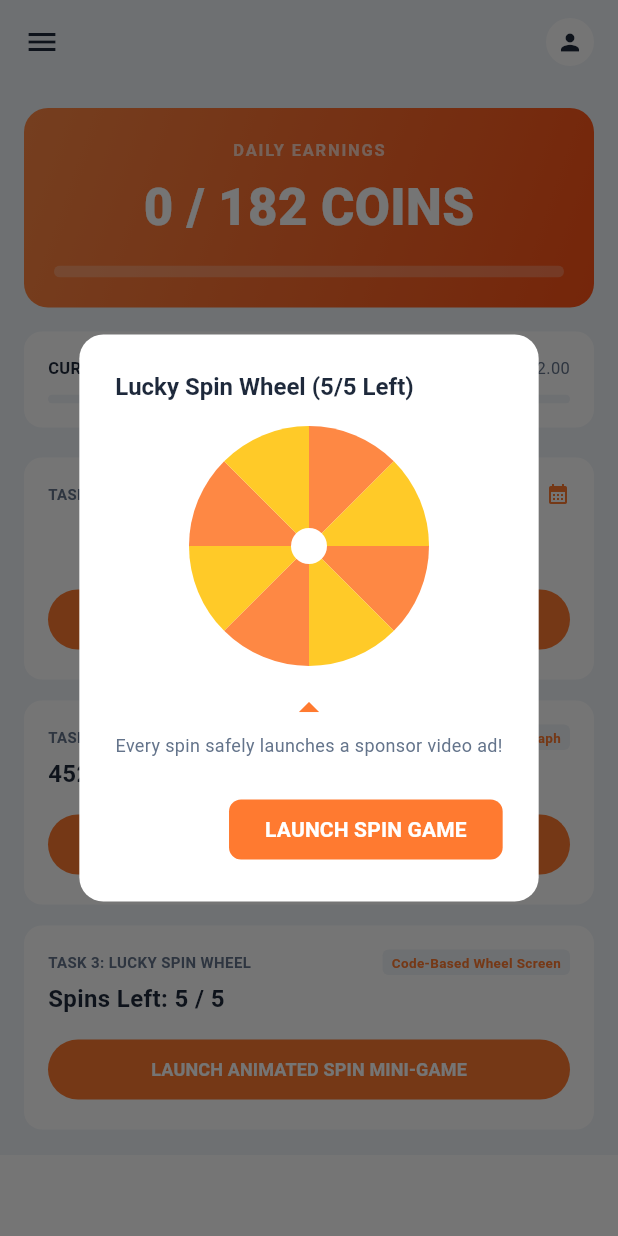
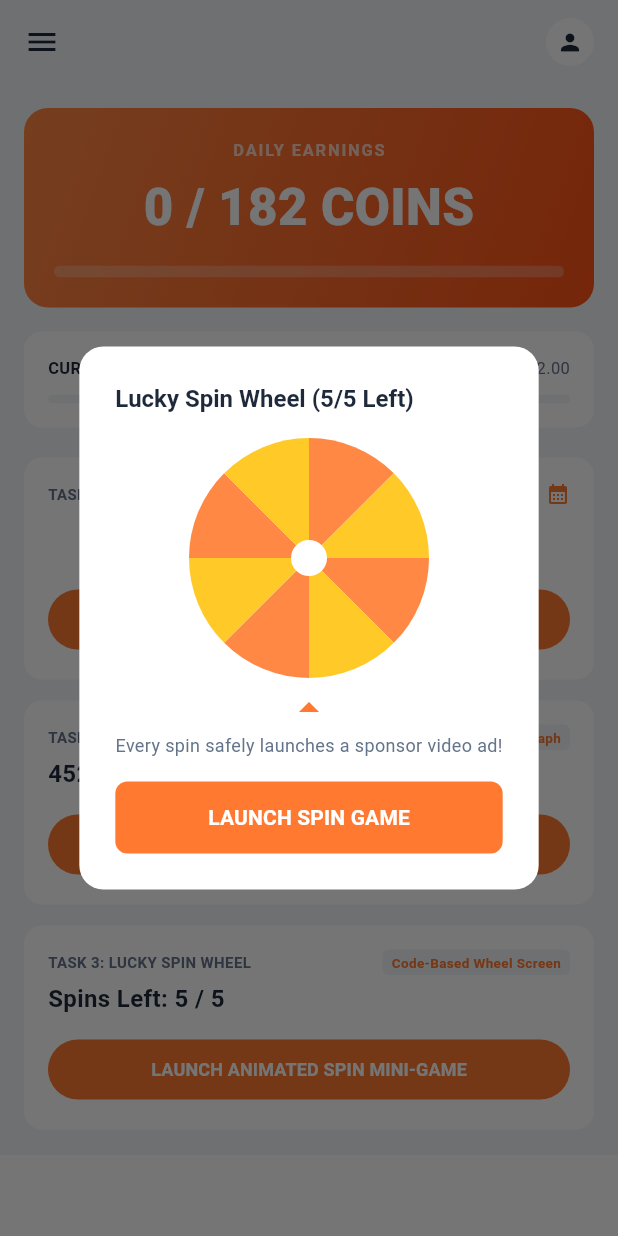
Before and after one commit to ambionvra21-ship-it/Cash_Paws, a Flutter app: the screen it shows after launch, after a tap on "LAUNCH ANIMATED SPIN MINI-GAME", on a phone screen of 412 x 824 dp. Run offline on Flutter 3.47's test engine with Material 3 defaults, Android fonts, the phone set to English and light mode, and no system bars; drawn by our look-alikes of google_mobile_ads; our stand-ins replace google_sign_in, pedometer, permission_handler, share_plus, shared_preferences, supabase_flutter; accounts and stored records are empty; network calls fail.

Commit message:
Refactor Lucky Spin Wheel dialog layout
Refactor the Lucky Spin Wheel dialog layout and button placement for improved functionality and UI consistency.

```diff
--- a/lib/screens/home_screen.dart
+++ b/lib/screens/home_screen.dart
@@ -157,7 +157,6 @@ class _HomeScreenState extends State<HomeScreen> with SingleTickerProviderStateM
                 ],
               ),
               const SizedBox(height: 20),
-              // Monitoring Graph Panel Widget Row
               Row(
                 mainAxisAlignment: MainAxisAlignment.spaceEvenly,
                 crossAxisAlignment: CrossAxisAlignment.end,
@@ -201,40 +200,42 @@ class _HomeScreenState extends State<HomeScreen> with SingleTickerProviderStateM
               title: Text('Lucky Spin Wheel ($remainingSpins/5 Left)', style: const TextStyle(color: CashPawsColors.textDark, fontSize: 16, fontWeight: FontWeight.bold)),
               content: Column(
                 mainAxisSize: MainAxisSize.min,
+                crossAxisAlignment: CrossAxisAlignment.stretch,
                 children: [
                   // Native Canvas Animated Custom Painter Wheel Spinner
-                  Transform.rotate(
+                  Center(
+                    child: Transform.rotate(
                       angle: _wheelRotationAngle,
                       child: CustomPaint(
                         size: const Size(160, 160),
                         painter: BasicWheelPainter(),
                       ),
                     ),
-                  const SizedBox(height: 12),
-                  const Icon(Icons.arrow_drop_up, color: CashPawsColors.rewardOrange, size: 32),
+                  ),
+                  const SizedBox(height: 4),
+                  const Center(child: Icon(Icons.arrow_drop_up, color: CashPawsColors.rewardOrange, size: 32)),
                   const Text('Every spin safely launches a sponsor video ad!', style: TextStyle(fontSize: 12, color: CashPawsColors.textSecondary), textAlign: TextAlign.center),
-                ],
-              ),
-              actionsAlignment: MainAxisAlignment.stretch,
-              actions: [
+                  const SizedBox(height: 16),
+                  // FIXED: Moved button inside content column and completely removed the broken actionsAlignment layout property
                   ElevatedButton(
                     style: ElevatedButton.styleFrom(
                       backgroundColor: CashPawsColors.rewardOrange,
                       foregroundColor: Colors.white,
                       shape: RoundedRectangleBorder(borderRadius: BorderRadius.circular(8)),
+                      padding: const EdgeInsets.symmetric(vertical: 14),
                       elevation: 0,
                     ),
                     onPressed: remainingSpins <= 0 || _wheelController.isAnimating || isDailyLimitMaxed ? null : () {
-                    // Trigger the animation rotation sequence first
                       _wheelController.forward(from: 0.0).then((_) {
                         setDialogState(() { remainingSpins--; });
                         Navigator.pop(context);
-                      _handleWatchVideoReward(isSpinReward: true); // Force ad display loop immediately on spin stop
+                        _handleWatchVideoReward(isSpinReward: true);
                       });
                     },
                     child: const Text('LAUNCH SPIN GAME', style: TextStyle(fontWeight: FontWeight.bold)),
                   ),
                 ],
+              ),
             );
           },
         );
@@ -300,7 +301,6 @@ class _HomeScreenState extends State<HomeScreen> with SingleTickerProviderStateM
       ],
     );
   }
-
   @override
   Widget build(BuildContext context) {
     double dailyProgress = (currentCoins / CashPawsConfig.maxDailyCoins).clamp(0.0, 1.0);
@@ -327,7 +327,7 @@ class _HomeScreenState extends State<HomeScreen> with SingleTickerProviderStateM
           Padding(
             padding: const EdgeInsets.symmetric(horizontal: 16.0),
             child: GestureDetector(
-              onTap: _openProfileSettingsWindow, // Fixed: Opens separate profile summary layout center window on tap
+              onTap: _openProfileSettingsWindow,
               child: const CircleAvatar(
                 radius: 16,
                 backgroundColor: Colors.white,
@@ -382,7 +382,6 @@ class _HomeScreenState extends State<HomeScreen> with SingleTickerProviderStateM
                       ),
                     ),
                     const SizedBox(height: 16),
-
                     // --- 2. Live Wallet Value Indicator ---
                     Container(
                       padding: const EdgeInsets.all(16),
```
Lines whose indentation alone changed are shown as unchanged.
